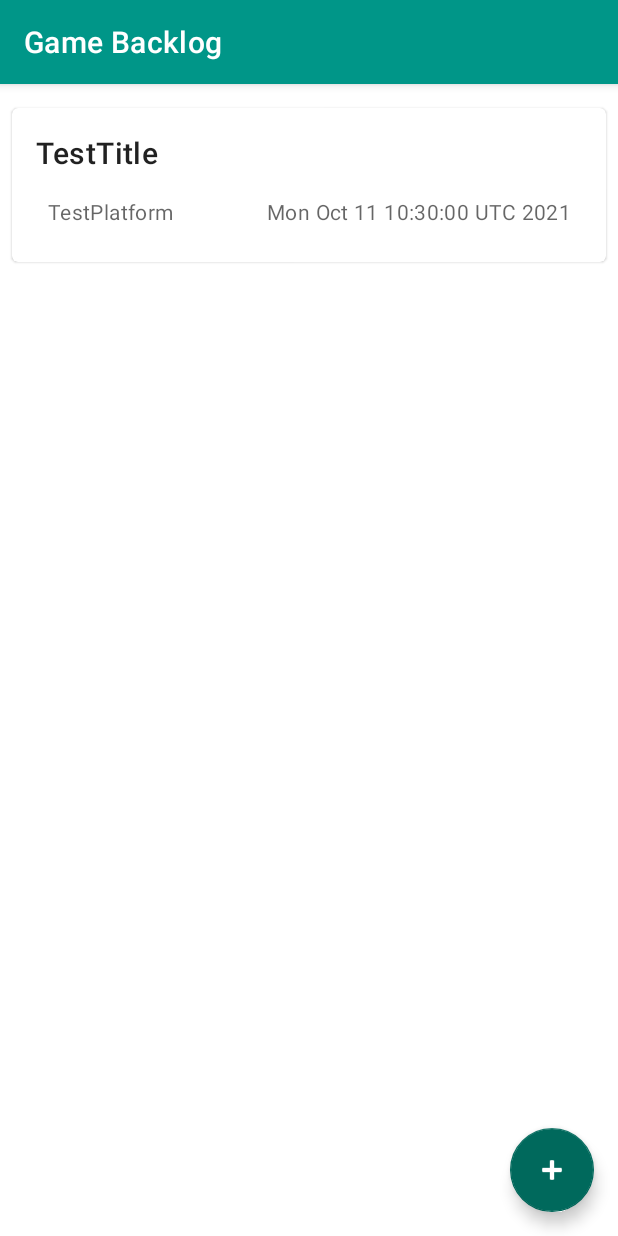
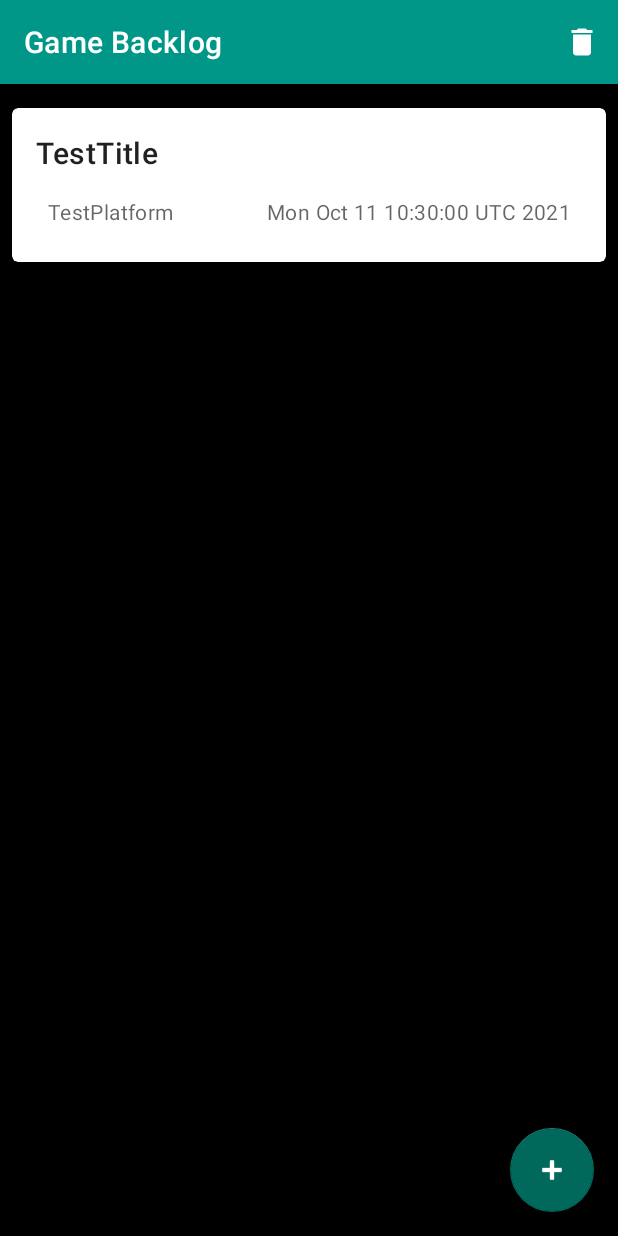
Before and after one commit to wenk-silvan/hva-level-5-notepad, an Android app: the screen it shows after launch (MainActivity), on a phone screen of 412 x 824 dp. Run offline under Robolectric (Android 15) with nearby library versions, the phone set to English and light mode, and no system bars; our stand-ins replace Room's generated code, navigation-ui.

Commit message:
Add delete all functionality

```diff
--- a/app/src/main/java/nl/hva/madlevel5task2/ui/MainActivity.kt
+++ b/app/src/main/java/nl/hva/madlevel5task2/ui/MainActivity.kt
@@ -9,8 +9,11 @@ import androidx.navigation.ui.navigateUp
 import androidx.navigation.ui.setupActionBarWithNavController
 import android.view.Menu
 import android.view.MenuItem
+import androidx.activity.viewModels
+import androidx.fragment.app.viewModels
 import nl.hva.madlevel5task2.R
 import nl.hva.madlevel5task2.databinding.ActivityMainBinding
+import nl.hva.madlevel5task2.viewmodel.GamesViewModel
 
 class MainActivity : AppCompatActivity() {
 
--- /dev/null
+++ b/app/src/main/res/drawable/ic_baseline_delete_24.xml
@@ -0,0 +1,10 @@
+<vector xmlns:android="http://schemas.android.com/apk/res/android"
+    android:width="24dp"
+    android:height="24dp"
+    android:viewportWidth="24"
+    android:viewportHeight="24"
+    android:tint="?attr/colorControlNormal">
+  <path
+      android:fillColor="@android:color/white"
+      android:pathData="M6,19c0,1.1 0.9,2 2,2h8c1.1,0 2,-0.9 2,-2V7H6v12zM19,4h-3.5l-1,-1h-5l-1,1H5v2h14V4z"/>
+</vector>
--- a/app/src/main/res/layout/activity_main.xml
+++ b/app/src/main/res/layout/activity_main.xml
@@ -4,6 +4,7 @@
     xmlns:tools="http://schemas.android.com/tools"
     android:layout_width="match_parent"
     android:layout_height="match_parent"
+    android:background="@color/black"
     tools:context=".ui.MainActivity">
 
     <com.google.android.material.appbar.AppBarLayout
--- /dev/null
+++ b/app/src/main/res/menu/menu_actions.xml
@@ -0,0 +1,10 @@
+<?xml version="1.0" encoding="utf-8"?>
+<menu xmlns:android="http://schemas.android.com/apk/res/android"
+    xmlns:app="http://schemas.android.com/apk/res-auto">
+
+    <item
+        android:id="@+id/menu_action_delete"
+        android:icon="@drawable/ic_baseline_delete_24"
+        android:title="@string/menuDeleteTitle"
+        app:showAsAction="always" />
+</menu>
--- a/app/src/main/res/values/strings.xml
+++ b/app/src/main/res/values/strings.xml
@@ -15,4 +15,7 @@
     <string name="tilDay">Day</string>
     <string name="tilMonth">Month</string>
     <string name="tilYear">Year</string>
+    <string name="snackbarOnDeleteGame">Successfully deleted game</string>
+    <string name="snackbarOnDeleteGames">Successfully deleted all games</string>
+    <string name="menuDeleteTitle">Delete All</string>
 </resources>
```
Also changed, not shown: app/src/main/java/nl/hva/madlevel5task2/ui/GamesFragment.kt (+43 -8 lines), app/src/main/java/nl/hva/madlevel5task2/viewmodel/GamesViewModel.kt (+13 -12 lines).
